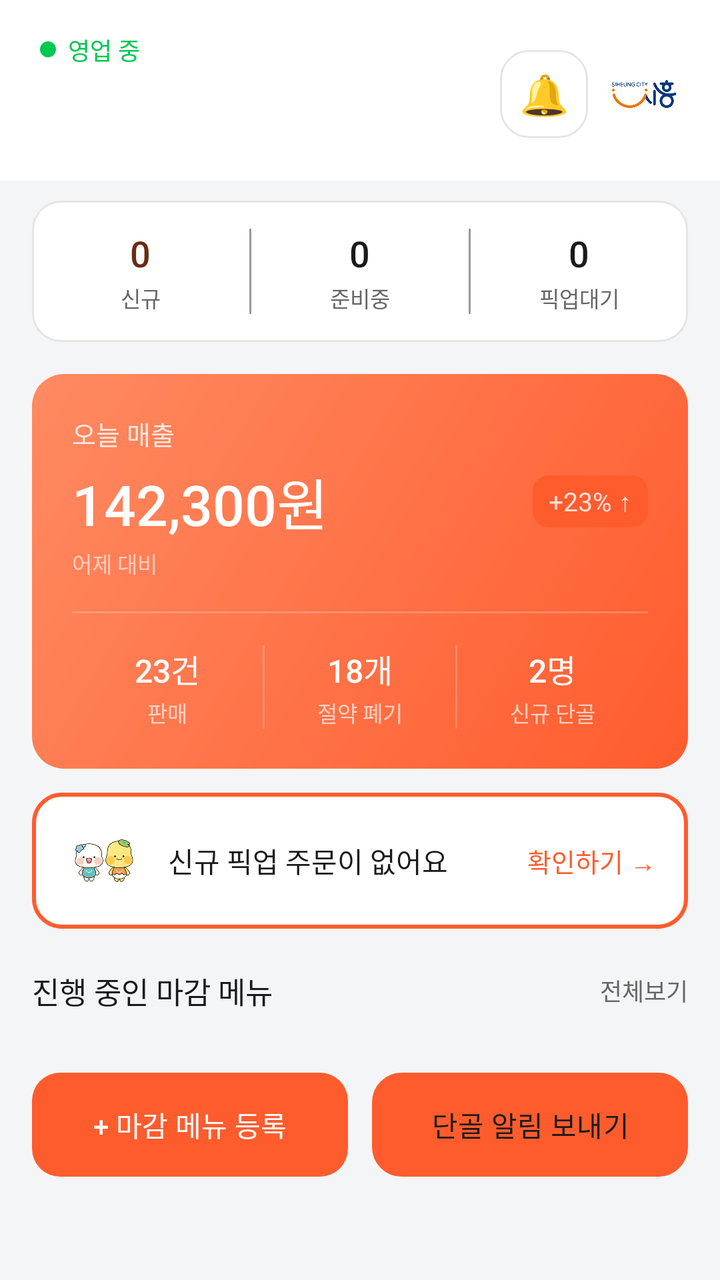
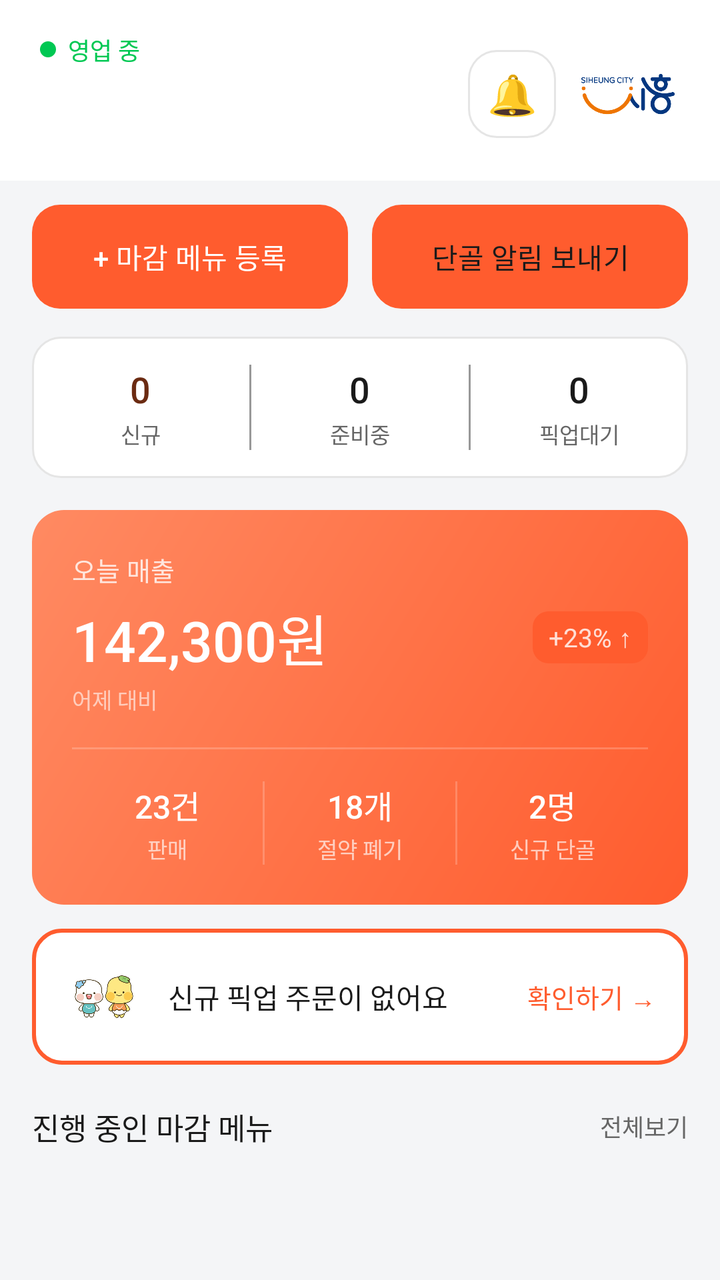

The first picture is an Android layout as it rendered before a commit; the second is the same layout after the commit. The layout source and the unified diff follow.
<!-- AndroidManifest.xml: application theme Theme.Deuktemsiru_seller -->
<!-- res/layout/fragment_home.xml -->
<?xml version="1.0" encoding="utf-8"?>

<androidx.core.widget.NestedScrollView
    xmlns:android="http://schemas.android.com/apk/res/android"
    xmlns:app="http://schemas.android.com/apk/res-auto"
    android:layout_width="match_parent"
    android:layout_height="match_parent"
    android:background="@color/surface"
    android:fillViewport="true">

    <LinearLayout
        android:layout_width="match_parent"
        android:layout_height="wrap_content"
        android:orientation="vertical"
        android:paddingBottom="16dp">

        
        <LinearLayout
            android:layout_width="match_parent"
            android:layout_height="wrap_content"
            android:orientation="horizontal"
            android:gravity="center_vertical"
            android:paddingStart="20dp"
            android:paddingEnd="20dp"
            android:paddingTop="16dp"
            android:paddingBottom="12dp"
            android:background="@color/white">

            <LinearLayout
                android:layout_width="0dp"
                android:layout_height="wrap_content"
                android:layout_weight="1"
                android:orientation="vertical">

                <LinearLayout
                    android:layout_width="wrap_content"
                    android:layout_height="wrap_content"
                    android:orientation="horizontal"
                    android:gravity="center_vertical">

                    <View
                        android:layout_width="8dp"
                        android:layout_height="8dp"
                        android:background="@drawable/bg_status_dot_online"
                        android:layout_marginEnd="6dp" />

                    <TextView
                        android:layout_width="wrap_content"
                        android:layout_height="wrap_content"
                        android:text="영업 중"
                        android:textSize="12sp"
                        android:textColor="@color/online"
                        android:fontFamily="sans-serif-medium" />

                </LinearLayout>

                <TextView
                    android:id="@+id/tv_store_name"
                    android:layout_width="wrap_content"
                    android:layout_height="wrap_content"
                    android:text=""
                    android:textSize="18sp"
                    android:textColor="@color/text"
                    android:fontFamily="sans-serif-medium"
                    android:layout_marginTop="2dp" />

                <TextView
                    android:id="@+id/tv_closing_time"
                    android:layout_width="wrap_content"
                    android:layout_height="wrap_content"
                    android:text=""
                    android:textSize="12sp"
                    android:textColor="@color/text_sub"
                    android:layout_marginTop="2dp" />

            </LinearLayout>

            
            <TextView
                android:id="@+id/btn_bell"
                android:layout_width="44dp"
                android:layout_height="44dp"
                android:gravity="center"
                android:text="🔔"
                android:textSize="20sp"
                android:background="@drawable/bg_card_white"
                android:clickable="true"
                android:focusable="true" />

            <ImageView
                android:layout_width="36dp"
                android:layout_height="36dp"
                android:layout_marginStart="10dp"
                android:contentDescription="시흥시 BI"
                android:scaleType="fitCenter"
                android:src="@drawable/img_siheung_bi" />

        </LinearLayout>

        
        <LinearLayout
            android:id="@+id/card_notice"
            android:layout_width="match_parent"
            android:layout_height="wrap_content"
            android:orientation="horizontal"
            android:gravity="center_vertical"
            android:background="@drawable/bg_insight_box"
            android:paddingStart="16dp"
            android:paddingEnd="16dp"
            android:paddingTop="12dp"
            android:paddingBottom="12dp"
            android:layout_marginStart="16dp"
            android:layout_marginEnd="16dp"
            android:layout_marginTop="12dp"
            android:visibility="gone">

            <TextView
                android:layout_width="wrap_content"
                android:layout_height="wrap_content"
                android:text="📢"
                android:textSize="16sp"
                android:layout_marginEnd="10dp" />

            <LinearLayout
                android:layout_width="0dp"
                android:layout_height="wrap_content"
                android:layout_weight="1"
                android:orientation="vertical">

                <TextView
                    android:id="@+id/tv_notice_title"
                    android:layout_width="wrap_content"
                    android:layout_height="wrap_content"
                    android:textSize="13sp"
                    android:textColor="@color/text"
                    android:fontFamily="sans-serif-medium" />

                <TextView
                    android:id="@+id/tv_notice_content"
                    android:layout_width="wrap_content"
                    android:layout_height="wrap_content"
                    android:layout_marginTop="2dp"
                    android:textSize="12sp"
                    android:textColor="@color/text_sub" />

            </LinearLayout>

        </LinearLayout>

        
        <LinearLayout
            android:layout_width="match_parent"
            android:layout_height="wrap_content"
            android:orientation="horizontal"
            android:background="@drawable/bg_card_white"
            android:paddingVertical="14dp"
            android:layout_marginStart="16dp"
            android:layout_marginEnd="16dp"
            android:layout_marginTop="10dp"
            android:clickable="true"
            android:focusable="true">

            <LinearLayout
                android:layout_width="0dp"
                android:layout_height="wrap_content"
                android:layout_weight="1"
                android:orientation="vertical"
                android:gravity="center">

                <TextView
                    android:id="@+id/tv_reservation_new"
                    android:layout_width="wrap_content"
                    android:layout_height="wrap_content"
                    android:text="0"
                    android:textSize="18sp"
                    android:textColor="@color/primary_dark"
                    android:fontFamily="sans-serif-medium" />

                <TextView
                    android:layout_width="wrap_content"
                    android:layout_height="wrap_content"
                    android:text="신규"
                    android:textSize="11sp"
                    android:textColor="@color/text_sub"
                    android:layout_marginTop="2dp" />

            </LinearLayout>

            <View
                android:layout_width="1dp"
                android:layout_height="match_parent"
                android:background="@color/text_muted" />

            <LinearLayout
                android:layout_width="0dp"
                android:layout_height="wrap_content"
                android:layout_weight="1"
                android:orientation="vertical"
                android:gravity="center">

                <TextView
                    android:id="@+id/tv_reservation_preparing"
                    android:layout_width="wrap_content"
                    android:layout_height="wrap_content"
                    android:text="0"
                    android:textSize="18sp"
                    android:textColor="@color/text"
                    android:fontFamily="sans-serif-medium" />

                <TextView
                    android:layout_width="wrap_content"
                    android:layout_height="wrap_content"
                    android:text="준비중"
                    android:textSize="11sp"
                    android:textColor="@color/text_sub"
                    android:layout_marginTop="2dp" />

            </LinearLayout>

            <View
                android:layout_width="1dp"
                android:layout_height="match_parent"
                android:background="@color/text_muted" />

            <LinearLayout
                android:layout_width="0dp"
                android:layout_height="wrap_content"
                android:layout_weight="1"
                android:orientation="vertical"
                android:gravity="center">

                <TextView
                    android:id="@+id/tv_reservation_pickup"
                    android:layout_width="wrap_content"
                    android:layout_height="wrap_content"
                    android:text="0"
                    android:textSize="18sp"
                    android:textColor="@color/text"
                    android:fontFamily="sans-serif-medium" />

                <TextView
                    android:layout_width="wrap_content"
                    android:layout_height="wrap_content"
                    android:text="픽업대기"
                    android:textSize="11sp"
                    android:textColor="@color/text_sub"
                    android:layout_marginTop="2dp" />

            </LinearLayout>

        </LinearLayout>

        
        <LinearLayout
            android:id="@+id/card_sales"
            android:layout_width="match_parent"
            android:layout_height="wrap_content"
            android:orientation="vertical"
            android:background="@drawable/bg_gradient_primary_card"
            android:paddingStart="20dp"
            android:paddingEnd="20dp"
            android:paddingTop="20dp"
            android:paddingBottom="20dp"
            android:layout_marginStart="16dp"
            android:layout_marginEnd="16dp"
            android:layout_marginTop="16dp"
            android:clickable="true"
            android:focusable="true">

            <TextView
                android:layout_width="wrap_content"
                android:layout_height="wrap_content"
                android:text="오늘 매출"
                android:textSize="13sp"
                android:textColor="#CCFFFFFF"
                android:fontFamily="sans-serif-medium" />

            <LinearLayout
                android:layout_width="match_parent"
                android:layout_height="wrap_content"
                android:orientation="horizontal"
                android:gravity="center_vertical"
                android:layout_marginTop="4dp">

                <TextView
                    android:id="@+id/tv_today_sales"
                    android:layout_width="0dp"
                    android:layout_height="wrap_content"
                    android:layout_weight="1"
                    android:text="142,300원"
                    android:textSize="28sp"
                    android:textColor="@color/white"
                    android:fontFamily="sans-serif-medium" />

                <TextView
                    android:layout_width="wrap_content"
                    android:layout_height="wrap_content"
                    android:text="+23% ↑"
                    android:textSize="13sp"
                    android:textColor="#CCFFFFFF"
                    android:background="@drawable/bg_rounded_primary"
                    android:paddingStart="8dp"
                    android:paddingEnd="8dp"
                    android:paddingTop="4dp"
                    android:paddingBottom="4dp" />

            </LinearLayout>

            <TextView
                android:layout_width="wrap_content"
                android:layout_height="wrap_content"
                android:text="어제 대비"
                android:textSize="11sp"
                android:textColor="#99FFFFFF"
                android:layout_marginTop="2dp" />

            
            <View
                android:layout_width="match_parent"
                android:layout_height="1dp"
                android:background="#33FFFFFF"
                android:layout_marginTop="16dp"
                android:layout_marginBottom="16dp" />

            
            <LinearLayout
                android:layout_width="match_parent"
                android:layout_height="wrap_content"
                android:orientation="horizontal">

                <LinearLayout
                    android:layout_width="0dp"
                    android:layout_height="wrap_content"
                    android:layout_weight="1"
                    android:orientation="vertical"
                    android:gravity="center">

                    <TextView
                        android:id="@+id/tv_today_orders"
                        android:layout_width="wrap_content"
                        android:layout_height="wrap_content"
                        android:text="23건"
                        android:textSize="16sp"
                        android:textColor="@color/white"
                        android:fontFamily="sans-serif-medium" />

                    <TextView
                        android:layout_width="wrap_content"
                        android:layout_height="wrap_content"
                        android:text="판매"
                        android:textSize="11sp"
                        android:textColor="#AAFFFFFF"
                        android:layout_marginTop="2dp" />

                </LinearLayout>

                <View
                    android:layout_width="1dp"
                    android:layout_height="match_parent"
                    android:background="#33FFFFFF" />

                <LinearLayout
                    android:layout_width="0dp"
                    android:layout_height="wrap_content"
                    android:layout_weight="1"
                    android:orientation="vertical"
                    android:gravity="center">

                    <TextView
                        android:layout_width="wrap_content"
                        android:layout_height="wrap_content"
                        android:text="18개"
                        android:textSize="16sp"
                        android:textColor="@color/white"
                        android:fontFamily="sans-serif-medium" />

                    <TextView
                        android:layout_width="wrap_content"
                        android:layout_height="wrap_content"
                        android:text="절약 폐기"
                        android:textSize="11sp"
                        android:textColor="#AAFFFFFF"
                        android:layout_marginTop="2dp" />

                </LinearLayout>

                <View
                    android:layout_width="1dp"
                    android:layout_height="match_parent"
                    android:background="#33FFFFFF" />

                <LinearLayout
                    android:layout_width="0dp"
                    android:layout_height="wrap_content"
                    android:layout_weight="1"
                    android:orientation="vertical"
                    android:gravity="center">

                    <TextView
                        android:layout_width="wrap_content"
                        android:layout_height="wrap_content"
                        android:text="2명"
                        android:textSize="16sp"
                        android:textColor="@color/white"
                        android:fontFamily="sans-serif-medium" />

                    <TextView
                        android:layout_width="wrap_content"
                        android:layout_height="wrap_content"
                        android:text="신규 단골"
                        android:textSize="11sp"
                        android:textColor="#AAFFFFFF"
                        android:layout_marginTop="2dp" />

                </LinearLayout>

            </LinearLayout>

        </LinearLayout>

        
        <LinearLayout
            android:id="@+id/card_new_order"
            android:layout_width="match_parent"
            android:layout_height="wrap_content"
            android:orientation="horizontal"
            android:gravity="center_vertical"
            android:background="@drawable/bg_card_primary_border"
            android:paddingStart="16dp"
            android:paddingEnd="16dp"
            android:paddingTop="14dp"
            android:paddingBottom="14dp"
            android:layout_marginStart="16dp"
            android:layout_marginEnd="16dp"
            android:layout_marginTop="12dp"
            android:clickable="true"
            android:focusable="true">

            <ImageView
                android:layout_width="40dp"
                android:layout_height="40dp"
                android:layout_marginEnd="12dp"
                android:contentDescription="시흥시 캐릭터"
                android:scaleType="fitCenter"
                android:src="@drawable/img_siheung_character" />

            <TextView
                android:id="@+id/tv_new_order_alert"
                android:layout_width="0dp"
                android:layout_height="wrap_content"
                android:layout_weight="1"
                android:text="@string/new_order_alert_empty"
                android:textSize="14sp"
                android:textColor="@color/text"
                android:fontFamily="sans-serif-medium" />

            <TextView
                android:layout_width="wrap_content"
                android:layout_height="wrap_content"
                android:text="확인하기 →"
                android:textSize="13sp"
                android:textColor="@color/primary"
                android:fontFamily="sans-serif-medium" />

        </LinearLayout>

        
        <LinearLayout
            android:layout_width="match_parent"
            android:layout_height="wrap_content"
            android:orientation="vertical"
            android:layout_marginStart="16dp"
            android:layout_marginEnd="16dp"
            android:layout_marginTop="20dp">

            <LinearLayout
                android:layout_width="match_parent"
                android:layout_height="wrap_content"
                android:orientation="horizontal"
                android:gravity="center_vertical"
                android:layout_marginBottom="10dp">

                <TextView
                    android:layout_width="0dp"
                    android:layout_height="wrap_content"
                    android:layout_weight="1"
                    android:text="@string/active_menus_title"
                    android:textSize="15sp"
                    android:textColor="@color/text"
                    android:fontFamily="sans-serif-medium" />

                <TextView
                    android:layout_width="wrap_content"
                    android:layout_height="wrap_content"
                    android:text="전체보기"
                    android:textSize="12sp"
                    android:textColor="@color/text_sub" />

            </LinearLayout>

            <LinearLayout
                android:id="@+id/active_menu_container"
                android:layout_width="match_parent"
                android:layout_height="wrap_content"
                android:orientation="vertical" />

        </LinearLayout>

        
        <LinearLayout
            android:layout_width="match_parent"
            android:layout_height="wrap_content"
            android:orientation="horizontal"
            android:layout_marginStart="16dp"
            android:layout_marginEnd="16dp"
            android:layout_marginTop="20dp"
            android:layout_marginBottom="8dp">

            <Button
                android:id="@+id/btn_register_menu"
                android:layout_width="0dp"
                android:layout_height="52dp"
                android:layout_weight="1"
                android:text="+ 마감 메뉴 등록"
                android:textSize="14sp"
                android:textColor="@color/white"
                android:fontFamily="sans-serif-medium"
                android:background="@drawable/bg_button_dark"
                android:layout_marginEnd="6dp"
                android:insetTop="0dp"
                android:insetBottom="0dp"
                android:stateListAnimator="@null" />

            <Button
                android:id="@+id/btn_send_notification"
                android:layout_width="0dp"
                android:layout_height="52dp"
                android:layout_weight="1"
                android:text="단골 알림 보내기"
                android:textSize="14sp"
                android:textColor="@color/text"
                android:fontFamily="sans-serif-medium"
                android:background="@drawable/bg_button_outline"
                android:layout_marginStart="6dp"
                android:insetTop="0dp"
                android:insetBottom="0dp"
                android:stateListAnimator="@null" />

        </LinearLayout>

    </LinearLayout>

</androidx.core.widget.NestedScrollView>
<!-- resources referenced by this layout -->
<resources>
  <color name="online">#FF00C853</color>
  <color name="primary">#FFFF5C2E</color>
  <color name="primary_dark">#FF6B2B12</color>
  <color name="surface">#FFF4F5F7</color>
  <color name="text">#FF1A1A1A</color>
  <color name="text_muted">#FF999999</color>
  <color name="text_sub">#FF666666</color>
  <color name="white">#FFFFFFFF</color>
  <!-- drawable bg_button_dark (drawable) -->
  <?xml version="1.0" encoding="utf-8"?>
  
  <shape xmlns:android="http://schemas.android.com/apk/res/android"
      android:shape="rectangle">
      <solid android:color="#1A1A1A" />
      <corners android:radius="14dp" />
  </shape>
  <!-- drawable bg_button_outline (drawable) -->
  <?xml version="1.0" encoding="utf-8"?>
  
  <shape xmlns:android="http://schemas.android.com/apk/res/android"
      android:shape="rectangle">
      <solid android:color="#FFFFFF" />
      <stroke android:width="1.5dp" android:color="#E5E5E5" />
      <corners android:radius="14dp" />
  </shape>
  <!-- drawable bg_card_primary_border (drawable) -->
  <?xml version="1.0" encoding="utf-8"?>
  
  <shape xmlns:android="http://schemas.android.com/apk/res/android"
      android:shape="rectangle">
      <solid android:color="#FFFFFF" />
      <stroke android:width="2dp" android:color="#FF5C2E" />
      <corners android:radius="14dp" />
  </shape>
  <!-- drawable bg_card_white (drawable) -->
  <?xml version="1.0" encoding="utf-8"?>
  
  <shape xmlns:android="http://schemas.android.com/apk/res/android"
      android:shape="rectangle">
      <solid android:color="#FFFFFF" />
      <stroke android:width="1dp" android:color="#E5E5E5" />
      <corners android:radius="14dp" />
  </shape>
  <!-- drawable bg_gradient_primary_card (drawable) -->
  <?xml version="1.0" encoding="utf-8"?>
  
  <shape xmlns:android="http://schemas.android.com/apk/res/android"
      android:shape="rectangle">
      <gradient
          android:angle="135"
          android:startColor="#FF5C2E"
          android:endColor="#FF8A62"
          android:type="linear" />
      <corners android:radius="16dp" />
  </shape>
  <!-- drawable bg_insight_box (drawable) -->
  <?xml version="1.0" encoding="utf-8"?>
  
  <shape xmlns:android="http://schemas.android.com/apk/res/android"
      android:shape="rectangle">
      <solid android:color="#FFEDE5" />
      <stroke android:width="1dp" android:color="#FFCDB8" />
      <corners android:radius="12dp" />
  </shape>
  <!-- drawable bg_rounded_primary (drawable) -->
  <?xml version="1.0" encoding="utf-8"?>
  
  <shape xmlns:android="http://schemas.android.com/apk/res/android"
      android:shape="rectangle">
      <solid android:color="#FF5C2E" />
      <corners android:radius="8dp" />
  </shape>
  <!-- drawable bg_status_dot_online (drawable) -->
  <?xml version="1.0" encoding="utf-8"?>
  
  <shape xmlns:android="http://schemas.android.com/apk/res/android"
      android:shape="oval">
      <solid android:color="#00C853" />
      <size android:width="8dp" android:height="8dp" />
  </shape>
  <string name="active_menus_title">진행 중인 마감 메뉴</string>
  <string name="new_order_alert_empty">신규 픽업 주문이 없어요</string>
  <style name="Theme.Deuktemsiru_seller" parent="Base.Theme.Deuktemsiru_seller" />
  <style name="Widget.App.BottomNav" parent="Widget.Material3.BottomNavigationView">
          <item name="itemIconTint">@color/bottom_nav_color</item>
          <item name="itemTextColor">@color/bottom_nav_color</item>
          <item name="itemActiveIndicatorStyle">@style/Widget.App.ActiveIndicator</item>
      </style>
  <style name="Widget.App.ActiveIndicator" parent="Widget.Material3.BottomNavigationView.ActiveIndicator">
          <item name="android:color">@color/primary_light</item>
      </style>
  <color name="primary_light">#FFFFEDE5</color>
  <!-- unchanged entries left out for length: 3 -->
</resources>

<!-- the commit's change to res/layout/fragment_home.xml (unified diff, before → after) -->
@@ -88,12 +88,54 @@
                 android:focusable="true" />
 
             <ImageView
-                android:layout_width="36dp"
-                android:layout_height="36dp"
+                android:layout_width="52dp"
+                android:layout_height="52dp"
                 android:layout_marginStart="10dp"
                 android:contentDescription="시흥시 BI"
                 android:scaleType="fitCenter"
                 android:src="@drawable/img_siheung_bi" />
+
+        </LinearLayout>
+
+        
+        <LinearLayout
+            android:layout_width="match_parent"
+            android:layout_height="wrap_content"
+            android:orientation="horizontal"
+            android:layout_marginStart="16dp"
+            android:layout_marginEnd="16dp"
+            android:layout_marginTop="12dp"
+            android:layout_marginBottom="4dp">
+
+            <Button
+                android:id="@+id/btn_register_menu"
+                android:layout_width="0dp"
+                android:layout_height="52dp"
+                android:layout_weight="1"
+                android:text="+ 마감 메뉴 등록"
+                android:textSize="14sp"
+                android:textColor="@color/white"
+                android:fontFamily="sans-serif-medium"
+                android:background="@drawable/bg_button_dark"
+                android:layout_marginEnd="6dp"
+                android:insetTop="0dp"
+                android:insetBottom="0dp"
+                android:stateListAnimator="@null" />
+
+            <Button
+                android:id="@+id/btn_send_notification"
+                android:layout_width="0dp"
+                android:layout_height="52dp"
+                android:layout_weight="1"
+                android:text="단골 알림 보내기"
+                android:textSize="14sp"
+                android:textColor="@color/text"
+                android:fontFamily="sans-serif-medium"
+                android:background="@drawable/bg_button_outline"
+                android:layout_marginStart="6dp"
+                android:insetTop="0dp"
+                android:insetBottom="0dp"
+                android:stateListAnimator="@null" />
 
         </LinearLayout>
 
@@ -329,11 +371,14 @@
                 android:orientation="horizontal">
 
                 <LinearLayout
+                    android:id="@+id/section_sales_count"
                     android:layout_width="0dp"
                     android:layout_height="wrap_content"
                     android:layout_weight="1"
                     android:orientation="vertical"
-                    android:gravity="center">
+                    android:gravity="center"
+                    android:clickable="true"
+                    android:focusable="true">
 
                     <TextView
                         android:id="@+id/tv_today_orders"
@@ -360,11 +405,14 @@
                     android:background="#33FFFFFF" />
 
                 <LinearLayout
+                    android:id="@+id/section_waste"
                     android:layout_width="0dp"
                     android:layout_height="wrap_content"
                     android:layout_weight="1"
                     android:orientation="vertical"
-                    android:gravity="center">
+                    android:gravity="center"
+                    android:clickable="true"
+                    android:focusable="true">
 
                     <TextView
                         android:layout_width="wrap_content"
@@ -390,11 +438,14 @@
                     android:background="#33FFFFFF" />
 
                 <LinearLayout
+                    android:id="@+id/section_loyal"
                     android:layout_width="0dp"
                     android:layout_height="wrap_content"
                     android:layout_weight="1"
                     android:orientation="vertical"
-                    android:gravity="center">
+                    android:gravity="center"
+                    android:clickable="true"
+                    android:focusable="true">
 
                     <TextView
                         android:layout_width="wrap_content"
@@ -506,48 +557,6 @@
 
         </LinearLayout>
 
-        
-        <LinearLayout
-            android:layout_width="match_parent"
-            android:layout_height="wrap_content"
-            android:orientation="horizontal"
-            android:layout_marginStart="16dp"
-            android:layout_marginEnd="16dp"
-            android:layout_marginTop="20dp"
-            android:layout_marginBottom="8dp">
-
-            <Button
-                android:id="@+id/btn_register_menu"
-                android:layout_width="0dp"
-                android:layout_height="52dp"
-                android:layout_weight="1"
-                android:text="+ 마감 메뉴 등록"
-                android:textSize="14sp"
-                android:textColor="@color/white"
-                android:fontFamily="sans-serif-medium"
-                android:background="@drawable/bg_button_dark"
-                android:layout_marginEnd="6dp"
-                android:insetTop="0dp"
-                android:insetBottom="0dp"
-                android:stateListAnimator="@null" />
-
-            <Button
-                android:id="@+id/btn_send_notification"
-                android:layout_width="0dp"
-                android:layout_height="52dp"
-                android:layout_weight="1"
-                android:text="단골 알림 보내기"
-                android:textSize="14sp"
-                android:textColor="@color/text"
-                android:fontFamily="sans-serif-medium"
-                android:background="@drawable/bg_button_outline"
-                android:layout_marginStart="6dp"
-                android:insetTop="0dp"
-                android:insetBottom="0dp"
-                android:stateListAnimator="@null" />
-
-        </LinearLayout>
-
     </LinearLayout>
 
 </androidx.core.widget.NestedScrollView>
